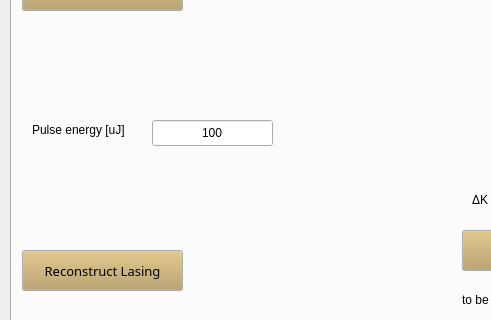
Old version of the form gui.ui in the repository pdijksta/PassiveWFMeasurement; both pictures show x 0 to 491 and y 386 to 706 of the 962 by 873 pixel window.
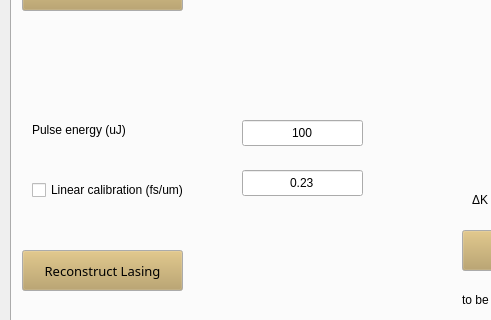
New version of the form. The open tabs and pages were chosen to show the change.

Commit message: add linear conversion option

```diff
--- a/gui.ui
+++ b/gui.ui
@@ -2236,7 +2236,7 @@
      <widget class="QLineEdit" name="LasingEnergyInput">
       <property name="geometry">
        <rect>
-        <x>140</x>
+        <x>230</x>
         <y>480</y>
         <width>121</width>
         <height>26</height>
@@ -2259,7 +2259,7 @@
        </rect>
       </property>
       <property name="text">
-       <string>Pulse energy [uJ]</string>
+       <string>Pulse energy (uJ)</string>
       </property>
      </widget>
      <widget class="QLineEdit" name="LasingReconstructionSliceFactor">
@@ -2640,6 +2640,38 @@
        <string>ΔK (max)</string>
       </property>
      </widget>
+     <widget class="QLineEdit" name="LinearCalib">
+      <property name="geometry">
+       <rect>
+        <x>230</x>
+        <y>530</y>
+        <width>121</width>
+        <height>26</height>
+       </rect>
+      </property>
+      <property name="text">
+       <string>0.23</string>
+      </property>
+      <property name="alignment">
+       <set>Qt::AlignCenter</set>
+      </property>
+     </widget>
+     <widget class="QCheckBox" name="LinearCalibCheck">
+      <property name="geometry">
+       <rect>
+        <x>20</x>
+        <y>540</y>
+        <width>181</width>
+        <height>20</height>
+       </rect>
+      </property>
+      <property name="text">
+       <string>Linear calibration (fs/um)</string>
+      </property>
+      <property name="checked">
+       <bool>false</bool>
+      </property>
+     </widget>
     </widget>
     <widget class="QWidget" name="tab_2">
      <attribute name="title">
```
Left out of the diff: 2 changed lines with no effect on the pictures. The commit also changes 1 other file.
